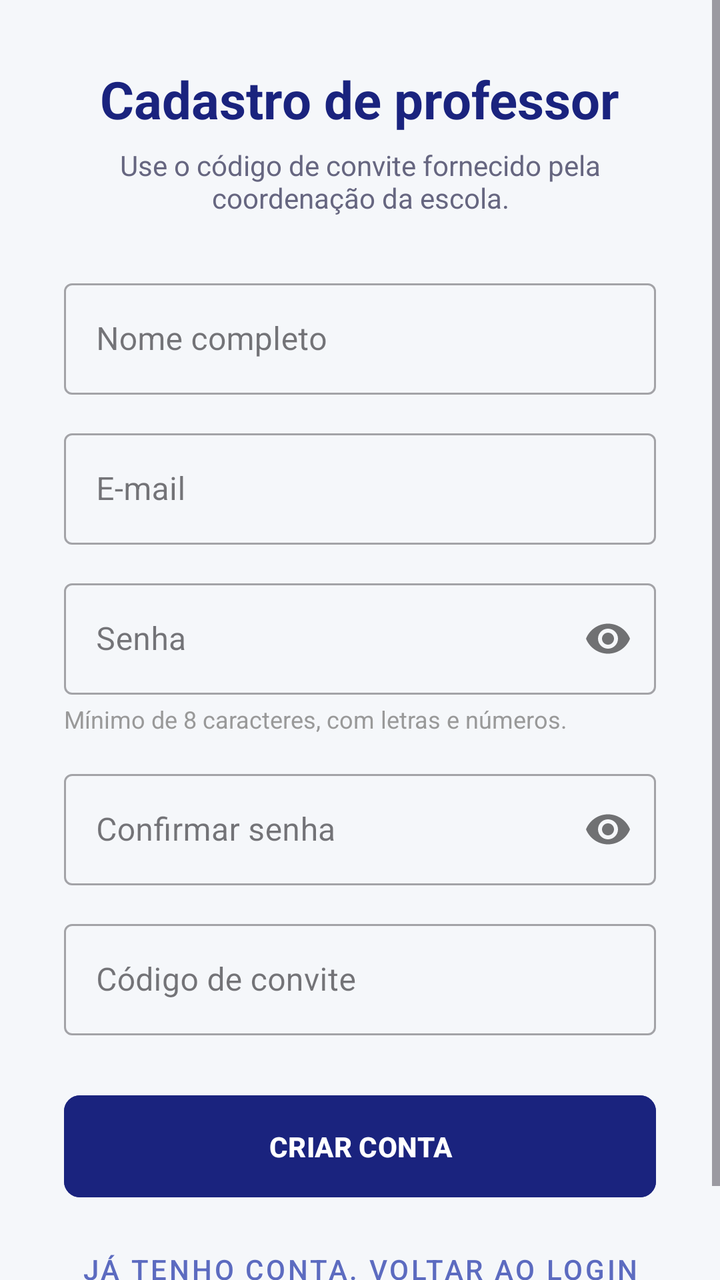
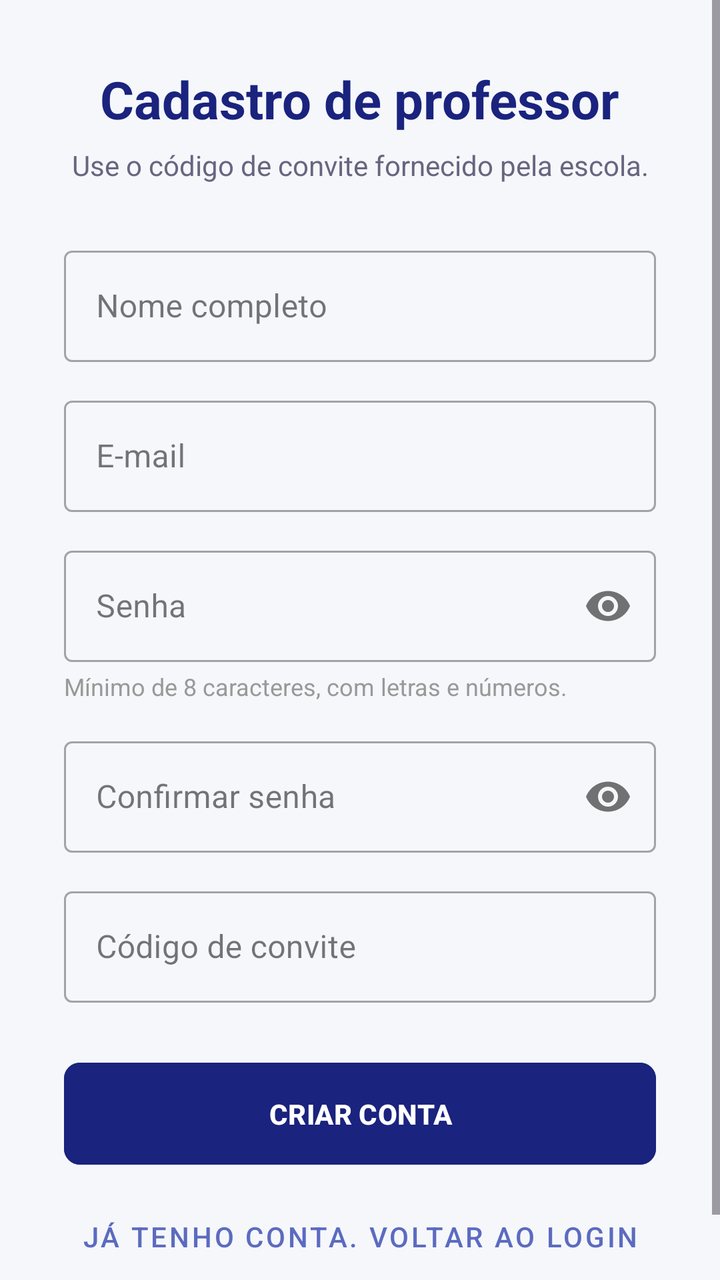

An Android layout rendered at two revisions. The XML below is the earlier revision; the diff shows what the commit changed to produce the second picture.
<!-- AndroidManifest.xml: application theme Theme.Tcc -->
<!-- res/layout/activity_cadastro_professor.xml -->
<?xml version="1.0" encoding="utf-8"?>
<ScrollView
    xmlns:android="http://schemas.android.com/apk/res/android"
    xmlns:app="http://schemas.android.com/apk/res-auto"
    android:layout_width="match_parent"
    android:layout_height="match_parent"
    android:background="@color/BackGround"
    android:fillViewport="true">

    <LinearLayout
        android:layout_width="match_parent"
        android:layout_height="wrap_content"
        android:orientation="vertical"
        android:padding="32dp">

        <TextView
            android:id="@+id/txtTituloCadastro"
            android:layout_width="wrap_content"
            android:layout_height="wrap_content"
            android:layout_gravity="center_horizontal"
            android:text="Cadastro de professor"
            android:textColor="@color/btnSelecionado"
            android:textSize="26sp"
            android:textStyle="bold" />

        <TextView
            android:layout_width="match_parent"
            android:layout_height="wrap_content"
            android:layout_marginTop="6dp"
            android:layout_marginBottom="28dp"
            android:gravity="center"
            android:id="@+id/txtSubtituloCadastro"
            android:text="Use o código de convite fornecido pela coordenação da escola."
            android:textColor="@color/TextoSecundario"
            android:textSize="14sp" />

        <com.google.android.material.textfield.TextInputLayout
            android:id="@+id/tilNomeCadastro"
            style="@style/Widget.MaterialComponents.TextInputLayout.OutlinedBox"
            android:layout_width="match_parent"
            android:layout_height="wrap_content"
            android:layout_marginBottom="14dp"
            android:hint="Nome completo">

            <com.google.android.material.textfield.TextInputEditText
                android:id="@+id/etNomeCadastro"
                android:layout_width="match_parent"
                android:layout_height="wrap_content"
                android:inputType="textPersonName|textCapWords" />
        </com.google.android.material.textfield.TextInputLayout>

        <com.google.android.material.textfield.TextInputLayout
            android:id="@+id/tilEmailCadastro"
            style="@style/Widget.MaterialComponents.TextInputLayout.OutlinedBox"
            android:layout_width="match_parent"
            android:layout_height="wrap_content"
            android:layout_marginBottom="14dp"
            android:hint="E-mail">

            <com.google.android.material.textfield.TextInputEditText
                android:id="@+id/etEmailCadastro"
                android:layout_width="match_parent"
                android:layout_height="wrap_content"
                android:inputType="textEmailAddress" />
        </com.google.android.material.textfield.TextInputLayout>

        <com.google.android.material.textfield.TextInputLayout
            android:id="@+id/tilSenhaCadastro"
            style="@style/Widget.MaterialComponents.TextInputLayout.OutlinedBox"
            android:layout_width="match_parent"
            android:layout_height="wrap_content"
            android:layout_marginBottom="4dp"
            android:hint="Senha"
            app:passwordToggleEnabled="true">

            <com.google.android.material.textfield.TextInputEditText
                android:id="@+id/etSenhaCadastro"
                android:layout_width="match_parent"
                android:layout_height="wrap_content"
                android:inputType="textPassword" />
        </com.google.android.material.textfield.TextInputLayout>

        <TextView
            android:layout_width="match_parent"
            android:layout_height="wrap_content"
            android:layout_marginBottom="14dp"
            android:text="Mínimo de 8 caracteres, com letras e números."
            android:textColor="@color/LabelSecao"
            android:textSize="12sp" />

        <com.google.android.material.textfield.TextInputLayout
            android:id="@+id/tilConfirmarSenhaCadastro"
            style="@style/Widget.MaterialComponents.TextInputLayout.OutlinedBox"
            android:layout_width="match_parent"
            android:layout_height="wrap_content"
            android:layout_marginBottom="14dp"
            android:hint="Confirmar senha"
            app:passwordToggleEnabled="true">

            <com.google.android.material.textfield.TextInputEditText
                android:id="@+id/etConfirmarSenhaCadastro"
                android:layout_width="match_parent"
                android:layout_height="wrap_content"
                android:inputType="textPassword" />
        </com.google.android.material.textfield.TextInputLayout>

        <com.google.android.material.textfield.TextInputLayout
            android:id="@+id/tilConviteCadastro"
            style="@style/Widget.MaterialComponents.TextInputLayout.OutlinedBox"
            android:layout_width="match_parent"
            android:layout_height="wrap_content"
            android:layout_marginBottom="26dp"
            android:hint="Código de convite">

            <com.google.android.material.textfield.TextInputEditText
                android:id="@+id/etConviteCadastro"
                android:layout_width="match_parent"
                android:layout_height="wrap_content"
                android:inputType="textCapCharacters"
                android:maxLines="1" />
        </com.google.android.material.textfield.TextInputLayout>

        <Button
            android:id="@+id/btnCadastrar"
            android:layout_width="match_parent"
            android:layout_height="wrap_content"
            android:backgroundTint="@color/btnSelecionado"
            android:paddingVertical="16dp"
            android:text="CRIAR CONTA"
            android:textStyle="bold"
            app:cornerRadius="8dp" />

        <ProgressBar
            android:id="@+id/progressBarCadastro"
            android:layout_width="wrap_content"
            android:layout_height="wrap_content"
            android:layout_gravity="center_horizontal"
            android:layout_marginTop="16dp"
            android:visibility="gone" />

        <Button
            android:id="@+id/btnVoltarLogin"
            style="@style/Widget.MaterialComponents.Button.TextButton"
            android:layout_width="match_parent"
            android:layout_height="wrap_content"
            android:layout_marginTop="8dp"
            android:text="Já tenho conta. Voltar ao login"
            android:textColor="@color/Destaque" />

    </LinearLayout>
</ScrollView>
<!-- resources referenced by this layout -->
<resources>
  <color name="BackGround">#F5F7FA</color>
  <color name="Destaque">#5C6BC0</color>
  <color name="LabelSecao">#999999</color>
  <color name="TextoSecundario">#666680</color>
  <color name="btnSelecionado">#1A237E</color>
  <style name="Theme.Tcc" parent="Base.Theme.Tcc" />
  <style name="Base.Theme.Tcc" parent="Theme.Material3.DayNight.NoActionBar">
          
          
      </style>
</resources>

<!-- the commit's change to res/layout/activity_cadastro_professor.xml (unified diff, before → after) -->
@@ -30,7 +30,7 @@
             android:layout_marginBottom="28dp"
             android:gravity="center"
             android:id="@+id/txtSubtituloCadastro"
-            android:text="Use o código de convite fornecido pela coordenação da escola."
+            android:text="Use o código de convite fornecido pela escola."
             android:textColor="@color/TextoSecundario"
             android:textSize="14sp" />
 
